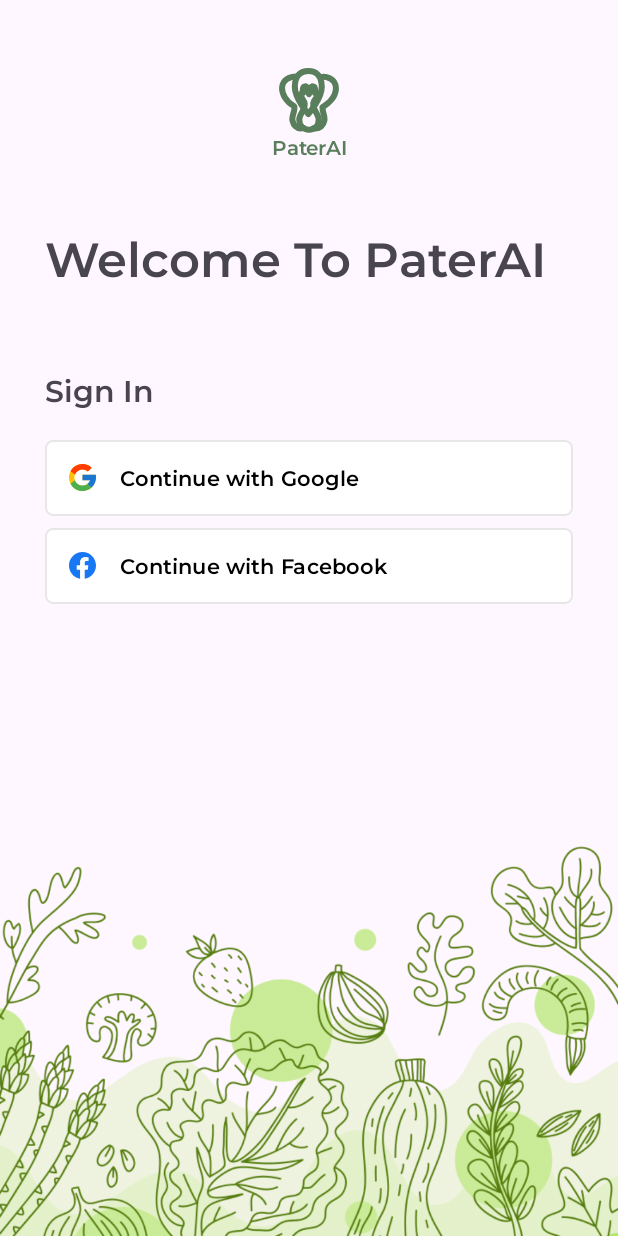
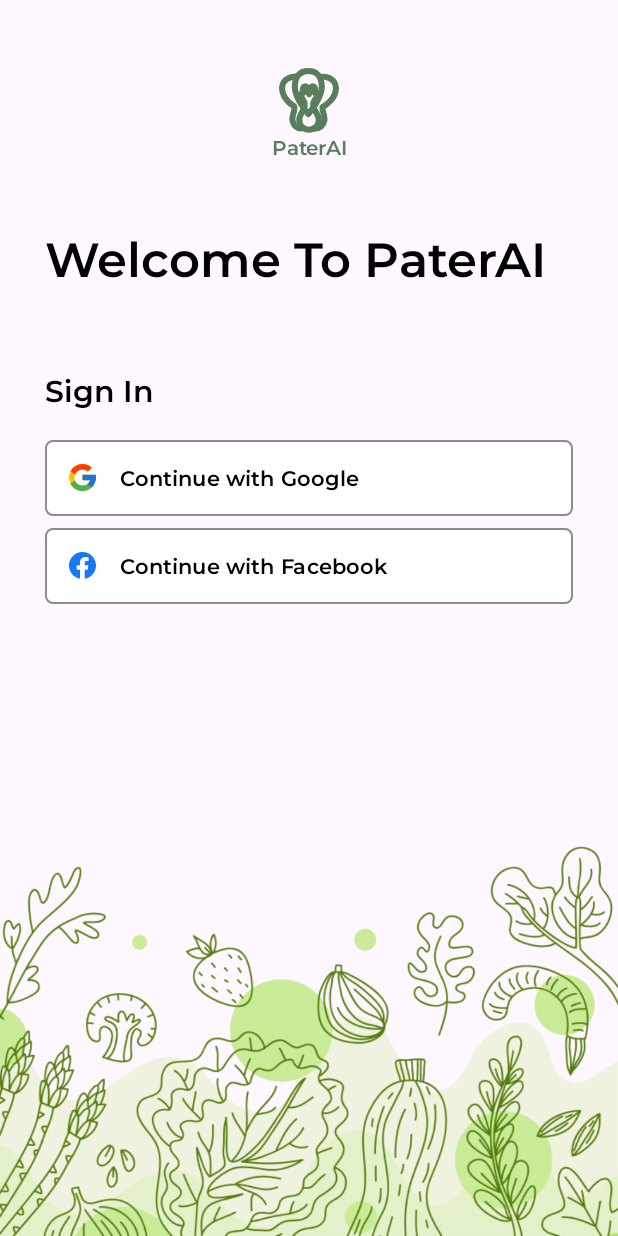
Before and after one commit to paterAi/C23-PS244-MD, an Android app: the screen it shows after launch (AuthenticationActivity), on a phone screen of 412 x 824 dp. Run offline under Robolectric (Android 15) with nearby library versions, the phone set to English and light mode, and no system bars; our stand-ins replace Firebase (no records; nobody signed in at launch, a user with empty details on screens opened directly).

Commit message:
Update Assets, Themes & Colors

```diff
--- /dev/null
+++ b/app/src/main/res/drawable/bottom_navigation_item_color.xml
@@ -0,0 +1,5 @@
+<?xml version="1.0" encoding="utf-8"?>
+<selector xmlns:android="http://schemas.android.com/apk/res/android">
+    <item android:color="@color/secondary" android:state_checked="true"/>
+    <item android:color="@color/tertiary" android:state_checked="false"/>
+</selector>
--- /dev/null
+++ b/app/src/main/res/drawable/ic_add_24.xml
@@ -0,0 +1,5 @@
+<vector android:height="24dp" android:tint="#FFFFFF"
+    android:viewportHeight="24" android:viewportWidth="24"
+    android:width="24dp" xmlns:android="http://schemas.android.com/apk/res/android">
+    <path android:fillColor="@android:color/white" android:pathData="M19,13h-6v6h-2v-6H5v-2h6V5h2v6h6v2z"/>
+</vector>
--- /dev/null
+++ b/app/src/main/res/drawable/ic_location_on_24.xml
@@ -0,0 +1,5 @@
+<vector android:height="24dp" android:tint="#597E5C"
+    android:viewportHeight="24" android:viewportWidth="24"
+    android:width="24dp" xmlns:android="http://schemas.android.com/apk/res/android">
+    <path android:fillColor="@android:color/white" android:pathData="M12,2C8.13,2 5,5.13 5,9c0,5.25 7,13 7,13s7,-7.75 7,-13c0,-3.87 -3.13,-7 -7,-7zM12,11.5c-1.38,0 -2.5,-1.12 -2.5,-2.5s1.12,-2.5 2.5,-2.5 2.5,1.12 2.5,2.5 -1.12,2.5 -2.5,2.5z"/>
+</vector>
--- a/app/src/main/res/values/colors.xml
+++ b/app/src/main/res/values/colors.xml
@@ -5,5 +5,5 @@
     <color name="primary">#FF597E5C</color>
     <color name="secondary">#FFFFD02C</color>
     <color name="tertiary">#FFF5F4F2</color>
-    <color name="grey">#FFE8E6E6</color>
+    <color name="grey">#FF8C8C8C</color>
 </resources>
--- a/app/src/main/res/values/themes.xml
+++ b/app/src/main/res/values/themes.xml
@@ -5,6 +5,7 @@
         <!-- <item name="colorPrimary">@color/my_light_primary</item> -->
         <item name="fontFamily">@font/montserrat_semi_bold</item>
         <item name="android:fontFamily">@font/montserrat_semi_bold</item>
+        <item name="android:textColor">@color/black</item>
     </style>
 
     <style name="Theme.PaterAI" parent="Base.Theme.PaterAI" />
```
